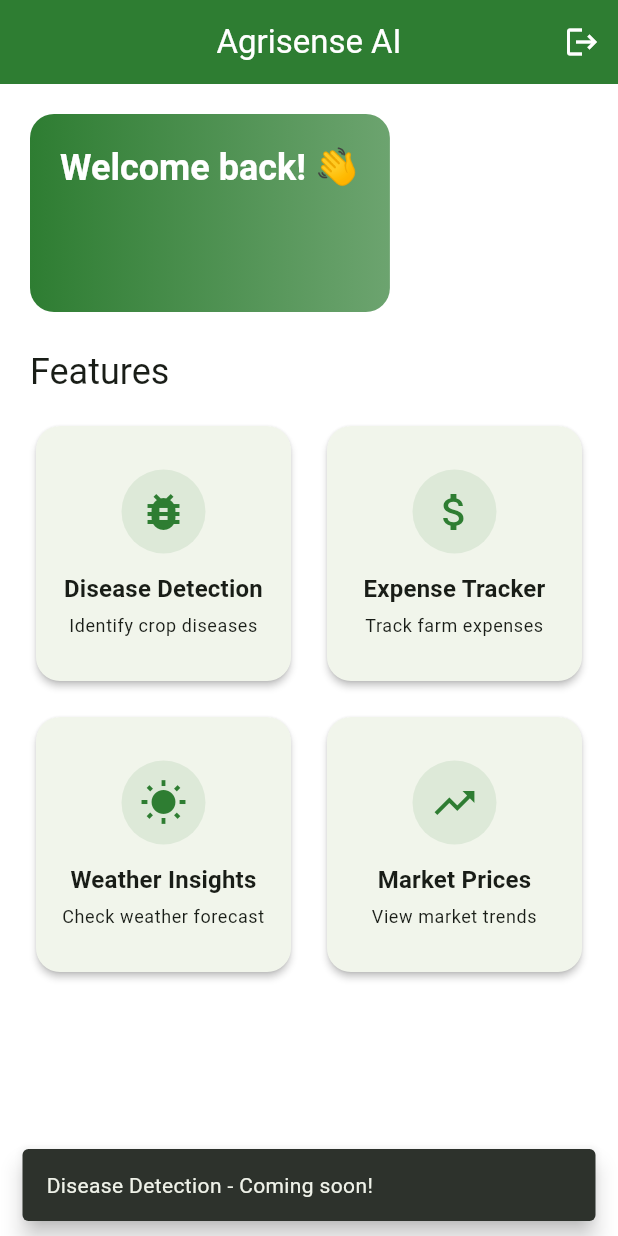
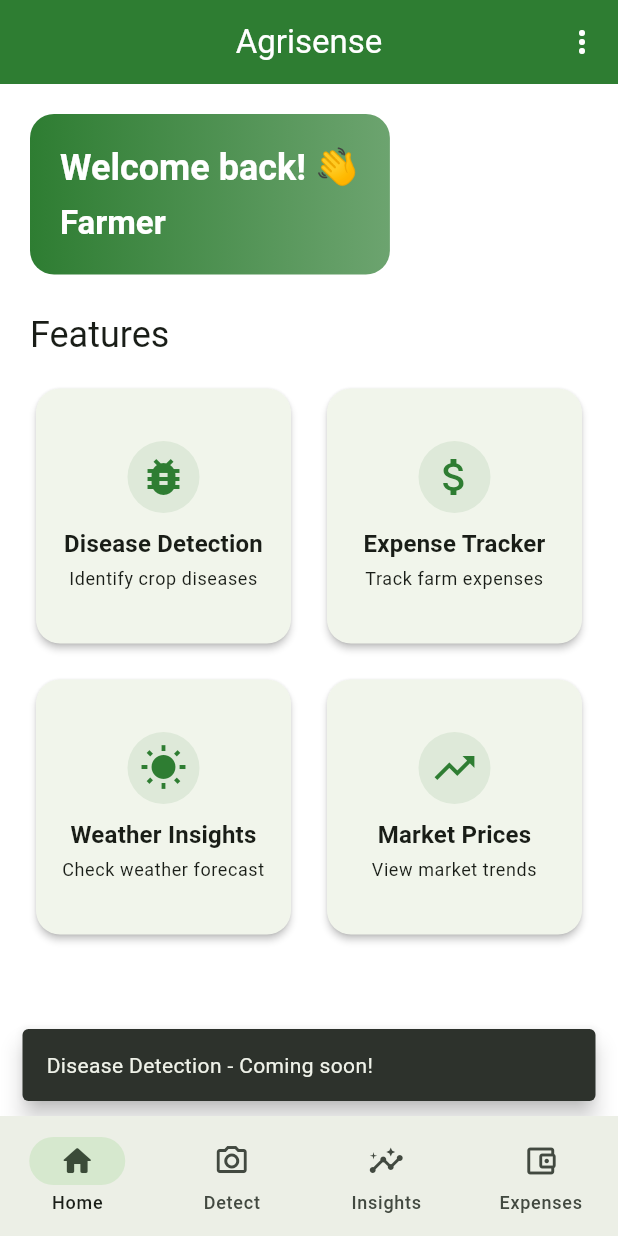
Before and after one commit to NovaStackv1/Agrisense, a Flutter app: the screen it shows once a user with an empty profile is signed in, after a tap on "Disease Detection", on a phone screen of 412 x 824 dp. Run offline on Flutter 3.47's test engine with Material 3 defaults, Android fonts, the phone set to English and light mode, and no system bars; our stand-ins replace firebase_auth, firebase_core, google_sign_in; accounts and stored records are empty; network calls fail.

Commit message:
handled main navigation

```diff
--- /dev/null
+++ b/lib/core/navigation/main_navigation.dart
@@ -0,0 +1,69 @@
+import 'package:agrisense/view/screens/detect/detect_screen.dart';
+import 'package:agrisense/view/screens/expenses/expense_screen.dart';
+import 'package:agrisense/view/screens/insights/insight_screen.dart';
+import 'package:flutter/material.dart';
+
+import '../../view/screens/home/home_screen.dart';
+
+class MainNavigation extends StatefulWidget {
+  const MainNavigation({super.key});
+
+  @override
+  State<MainNavigation> createState() => MainNavigationState();
+}
+
+class MainNavigationState extends State<MainNavigation> {
+  int _currentIndex = 0;
+
+  final List<Widget> _screens = [
+    const HomeScreen(),
+    const DetectScreen(),
+    const InsightScreen(),
+    const ExpenseScreen(),
+  ];
+
+  void navigateToTab(int index) {
+    if (index >= 0 && index < _screens.length) {
+      setState(() {
+        _currentIndex = index;
+      });
+    }
+  }
+
+  int get currentIndex => _currentIndex;
+
+  @override
+  Widget build(BuildContext context) {
+    return Scaffold(
+      body: _screens[_currentIndex],
+      bottomNavigationBar: NavigationBar(
+        selectedIndex: _currentIndex,
+        onDestinationSelected: (index) {
+          navigateToTab(index);
+        },
+        destinations: const [
+          NavigationDestination(
+            icon: Icon(Icons.dashboard),
+            selectedIcon: Icon(Icons.home_rounded),
+            label: 'Home',
+          ),
+          NavigationDestination(
+            icon: Icon(Icons.camera_alt_outlined),
+            selectedIcon: Icon(Icons.agriculture),
+            label: 'Detect',
+          ),
+          NavigationDestination(
+            icon: Icon(Icons.insights_outlined),
+            selectedIcon: Icon(Icons.insights),
+            label: 'Insights',
+          ),
+          NavigationDestination(
+            icon: Icon(Icons.account_balance_wallet_outlined),
+            selectedIcon: Icon(Icons.account_balance_wallet_rounded),
+            label: 'Expenses',
+          ),
+        ],
+      ),
+    );
+  }
+}
--- a/lib/main.dart
+++ b/lib/main.dart
@@ -3,6 +3,7 @@ import 'package:firebase_core/firebase_core.dart';
 import 'package:provider/provider.dart';
 
 // Core
+import 'core/navigation/main_navigation.dart';
 import 'core/services/auth_service.dart';
 import 'core/theme/app_theme.dart';
 
@@ -57,7 +58,7 @@ class MyApp extends StatelessWidget {
             // Theme configuration
             theme: AppTheme.lightTheme,
             darkTheme: AppTheme.darkTheme,
-            themeMode: ThemeMode.system, // Follows system theme
+            themeMode: ThemeMode.system,
 
             // Routes
             initialRoute: '/',
@@ -65,6 +66,7 @@ class MyApp extends StatelessWidget {
               '/': (context) => const SplashScreen(),
               '/login': (context) => const LoginScreen(),
               '/home': (context) => const HomeScreen(),
+              '/navigation': (context) => const MainNavigation(),
             },
 
             // Unknown route handler
--- a/lib/view/screens/login/login_screen.dart
+++ b/lib/view/screens/login/login_screen.dart
@@ -1,6 +1,7 @@
 import 'package:flutter/material.dart';
 import 'package:provider/provider.dart';
 
+import '../../../core/navigation/main_navigation.dart';
 import '../../../viewmodel/login_viewmodel.dart';
 
 class LoginScreen extends StatefulWidget {
@@ -57,7 +58,11 @@ class _LoginScreenState extends State<LoginScreen> with SingleTickerProviderStat
 
   void _navigateToHome() {
     if (mounted) {
-      Navigator.pushReplacementNamed(context, '/home');
+      Navigator.pushReplacement(context,
+        MaterialPageRoute(
+          builder: (context) => const MainNavigation(),
+        ),
+      );
     }
   }
 
@@ -70,10 +75,8 @@ class _LoginScreenState extends State<LoginScreen> with SingleTickerProviderStat
   Future<void> _handleGoogleSignIn() async {
     final viewModel = Provider.of<LoginViewModel>(context, listen: false);
 
-    // Start the sign-in process - navigation will be handled by auth state listener
     await viewModel.signInWithGoogle();
 
-    // Don't navigate immediately here - let the auth state listener handle it
   }
 
   @override
@@ -99,10 +102,8 @@ class _LoginScreenState extends State<LoginScreen> with SingleTickerProviderStat
                     child: IntrinsicHeight(
                       child: Column(
                         children: [
-                          // Top agriculture image section
                           _buildHeaderImage(size, theme, isDark),
 
-                          // Content section
                           Expanded(
                             child: _buildContentSection(size, theme),
                           ),
@@ -131,18 +132,17 @@ class _LoginScreenState extends State<LoginScreen> with SingleTickerProviderStat
           end: Alignment.bottomCenter,
           colors: isDark
               ? [
-                  theme.colorScheme.primary.withOpacity(0.3),
+                  theme.colorScheme.primary.withValues(alpha: 0.3),
                   theme.colorScheme.surface,
                 ]
               : [
                   theme.colorScheme.primary,
-                  theme.colorScheme.primary.withOpacity(0.7),
+                  theme.colorScheme.primary.withValues(alpha:0.7),
                 ],
         ),
       ),
       child: Stack(
         children: [
-          // Decorative circles
           Positioned(
             top: -50,
             right: -50,
@@ -189,7 +189,7 @@ class _LoginScreenState extends State<LoginScreen> with SingleTickerProviderStat
                 Icon(
                   Icons.eco,
                   size: size.width * 0.1,
-                  color: Colors.white.withOpacity(0.8),
+                  color: Colors.white.withValues(alpha: 0.8),
                 ),
               ],
             ),
@@ -233,11 +233,11 @@ class _LoginScreenState extends State<LoginScreen> with SingleTickerProviderStat
                   vertical: 12,
                 ),
                 decoration: BoxDecoration(
-                  color: theme.colorScheme.primary.withOpacity(0.1),
+                  color: theme.colorScheme.primary.withValues(alpha: 0.1),
                   borderRadius: BorderRadius.circular(20),
                 ),
                 child: Text(
-                  '🌱 Detect diseases  •  📊 Track expenses  •  🌤️ Weather insights',
+                  '🌱 Detect diseases  •  📊 Track expenses  •  🌤️ Weather  •  Market insights',
                   style: theme.textTheme.bodyMedium?.copyWith(
                     fontSize: size.width * 0.03,
                   ),
@@ -332,7 +332,7 @@ class _LoginScreenState extends State<LoginScreen> with SingleTickerProviderStat
           ),
           boxShadow: [
             BoxShadow(
-              color: Colors.black.withOpacity(0.1),
+              color: Colors.black.withValues(alpha: 0.1),
               blurRadius: 10,
               offset: const Offset(0, 4),
             ),
--- a/lib/viewmodel/login_viewmodel.dart
+++ b/lib/viewmodel/login_viewmodel.dart
@@ -104,7 +104,6 @@ class LoginViewModel extends ChangeNotifier {
     _isLoading = false;
     _errorMessage = null;
     _isNewUser = false;
-    // Don't call notifyListeners() here to avoid rebuilding after dispose
   }
 
   // Check if user is already logged in
--- a/lib/viewmodel/splash_viewmodel.dart
+++ b/lib/viewmodel/splash_viewmodel.dart
@@ -9,42 +9,28 @@ class SplashViewModel extends ChangeNotifier {
 
   SplashViewModel(this._authService);
 
-  // Initialize and check authentication status
   Future<String> initializeApp() async {
     _isLoading = true;
     notifyListeners();
 
     try {
-      // Simulate a splash delay for smooth UX (minimum 2 seconds)
       await Future.delayed(const Duration(seconds: 2));
 
-      // Check if user is already logged in
       if (_authService.isLoggedIn) {
         _isLoading = false;
         notifyListeners();
-        return '/home'; // Navigate to home if logged in
+        return '/navigation';
       } else {
         _isLoading = false;
         notifyListeners();
-        return '/login'; // Navigate to login if not logged in
+        return '/login';
       }
     } catch (e) {
       _isLoading = false;
       notifyListeners();
-      return '/login'; // Default to login on error
+      return '/login';
     }
   }
 
-  // Optional: Check for app updates or download required data
-  Future<void> checkForUpdates() async {
-    // Implementation for checking app updates
-    // This could involve calling an API to check version
-    await Future.delayed(const Duration(milliseconds: 500));
-  }
 
-  // Optional: Load cached data
-  Future<void> loadCachedData() async {
-    // Implementation for loading cached user data
-    await Future.delayed(const Duration(milliseconds: 300));
-  }
 }
```
Also changed, not shown: lib/core/config/routes.dart (deleted, +0 -30 lines), lib/view/screens/detect/detect_screen.dart (added, +14 -0 lines), lib/view/screens/expenses/expense_screen.dart (added, +14 -0 lines), lib/view/screens/home/home_screen.dart (+167 -56 lines), lib/view/screens/insights/insight_screen.dart (added, +14 -0 lines), lib/view/screens/settings/settings_screen.dart (added, +14 -0 lines).
